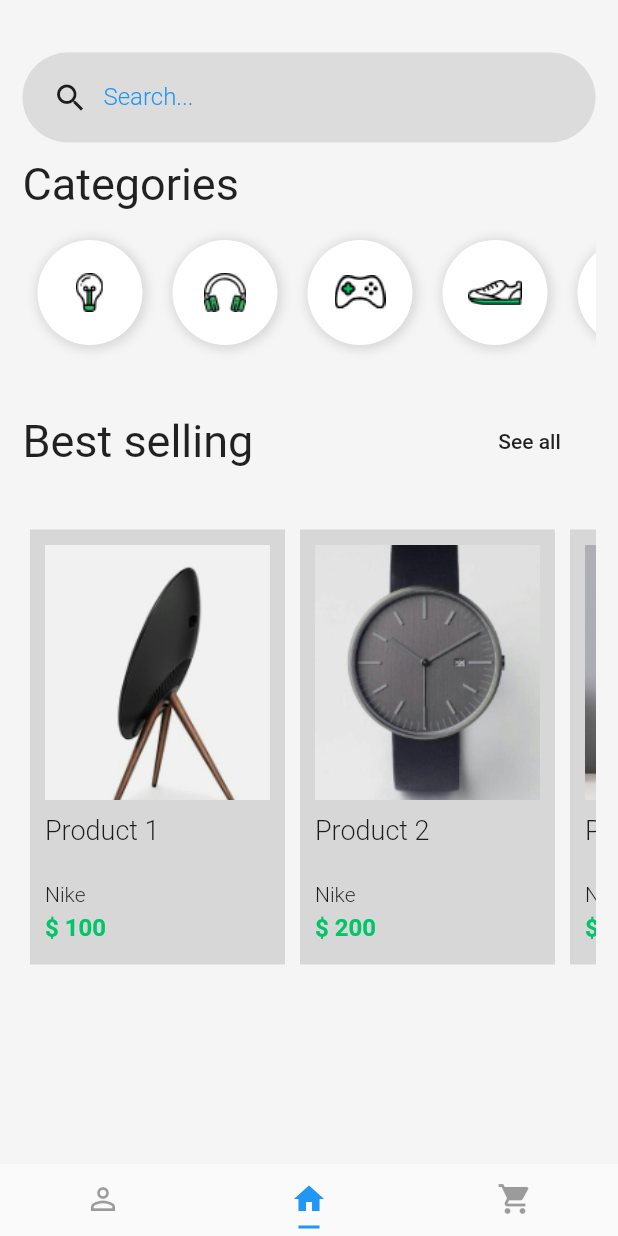
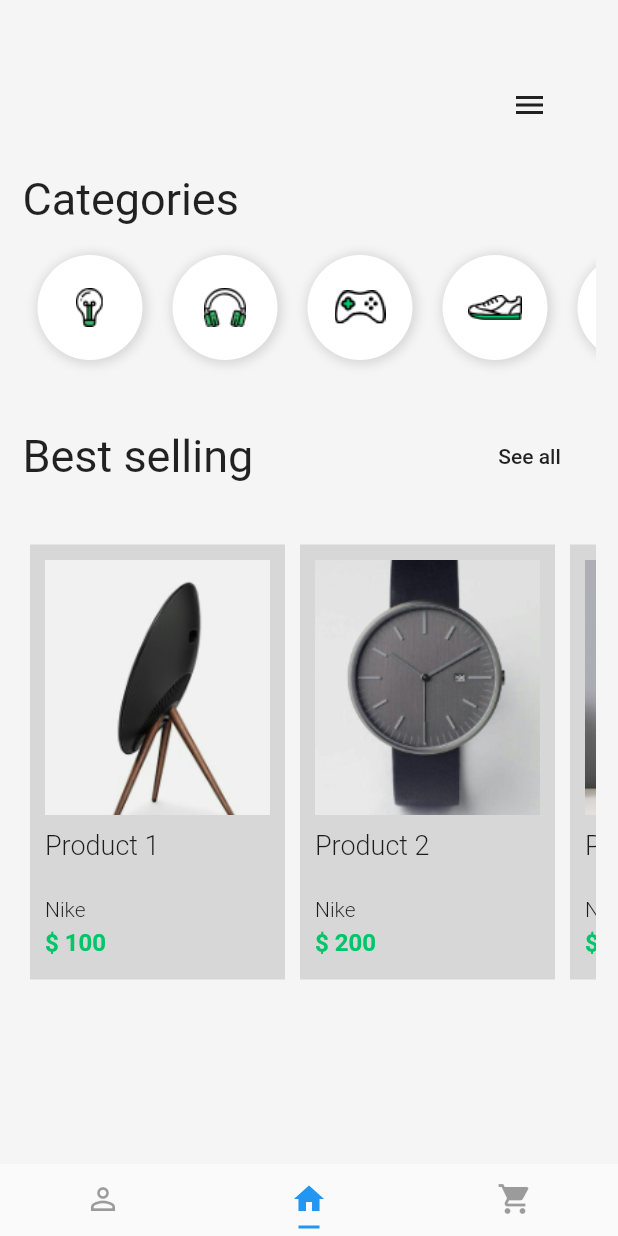
Before and after one commit to ozmartins/flutter-shopping, a Flutter app: the screen it shows after launch, item 2 of the bottom bar chosen, on a phone screen of 412 x 824 dp. Run offline on Flutter 3.47's test engine with Material 2 defaults, Android fonts, the phone set to English and light mode, and no system bars.

Commit message:
Add animation

```diff
--- /dev/null
+++ b/lib/widgets/animated.input.widget.dart
@@ -0,0 +1,73 @@
+// ignore_for_file: prefer_const_constructors
+
+import 'package:flutter/material.dart';
+
+class AnimatedInput extends StatelessWidget {
+  final AnimationController controller;
+  final Animation<Color?> containerColorAnim;
+  final Animation<double> containerOpacityAnim;
+  final Animation<double> containerBorderRadiusAnim;
+  final Animation<double> containerSizeAnim;
+
+  AnimatedInput(this.controller, {Key? key})
+      : containerOpacityAnim = Tween(begin: 0.0, end: 1.0).animate(
+            CurvedAnimation(parent: controller, curve: Interval(0.7, 0.9))),
+        containerSizeAnim = Tween(begin: 60.0, end: 280.0).animate(
+            CurvedAnimation(parent: controller, curve: Interval(0.2, 0.3))),
+        containerBorderRadiusAnim = Tween(begin: 0.0, end: 30.0).animate(
+            CurvedAnimation(parent: controller, curve: Interval(0.25, 0.4))),
+        containerColorAnim =
+            ColorTween(begin: Colors.white.withOpacity(0), end: Colors.black12)
+                .animate(CurvedAnimation(
+                    parent: controller, curve: Interval(0.0, 0.25))),
+        super(key: key);
+
+  @override
+  Widget build(BuildContext context) {
+    return AnimatedBuilder(
+      builder: _animate,
+      animation: controller,
+    );
+  }
+
+  Widget _animate(context, child) {
+    return Container(
+      height: 60,
+      margin: EdgeInsets.all(5),
+      width: containerSizeAnim.value,
+      child: Opacity(
+        opacity: containerOpacityAnim.value,
+        child: Row(
+          children: [
+            SizedBox(
+              width: 20,
+            ),
+            Icon(Icons.search),
+            SizedBox(
+              width: 20,
+            ),
+            Container(
+              width: 200,
+              child: TextFormField(
+                keyboardType: TextInputType.text,
+                decoration: InputDecoration(
+                    border: InputBorder.none,
+                    labelText: "Search",
+                    labelStyle: TextStyle(
+                      color: Theme.of(context).primaryColor,
+                      fontWeight: FontWeight.w300,
+                      fontSize: 16,
+                    )),
+              ),
+            )
+          ],
+        ),
+      ),
+      decoration: BoxDecoration(
+          color: containerColorAnim.value,
+          borderRadius: BorderRadius.all(
+            Radius.circular(containerBorderRadiusAnim.value),
+          )),
+    );
+  }
+}
--- a/lib/widgets/search-box.widget.dart
+++ b/lib/widgets/search-box.widget.dart
@@ -1,46 +1,54 @@
-// ignore_for_file: prefer_const_constructors
+// ignore_for_file: prefer_const_constructors, deprecated_member_use
 
 import 'package:flutter/material.dart';
+import 'package:shopping/widgets/animated.input.widget.dart';
 
-class SearchBox extends StatelessWidget {
+class SearchBox extends StatefulWidget {
   const SearchBox({Key? key}) : super(key: key);
 
   @override
+  State<SearchBox> createState() => _SearchBoxState();
+}
+
+class _SearchBoxState extends State<SearchBox>
+    with SingleTickerProviderStateMixin {
+  late AnimationController _controller;
+  bool menuOpened = false;
+
+  @override
+  void initState() {
+    super.initState();
+    _controller = AnimationController(
+        vsync: this,
+        duration: Duration(
+          seconds: 1,
+        ));
+  }
+
+  @override
+  void dispose() {
+    _controller.dispose();
+    super.dispose();
+  }
+
+  @override
   Widget build(BuildContext context) {
-    return Container(
-      padding: EdgeInsets.only(left: 20),
-      height: 60,
-      decoration: BoxDecoration(
-        color: Colors.black.withOpacity(0.1),
-        borderRadius: BorderRadius.all(
-          Radius.circular(128),
+    return Row(
+      mainAxisAlignment: MainAxisAlignment.spaceBetween,
+      children: [
+        AnimatedInput(_controller),
+        FlatButton(
+          onPressed: () {
+            !menuOpened ? _controller.forward() : _controller.reverse();
+            menuOpened = !menuOpened;
+          },
+          child: AnimatedIcon(
+            icon: AnimatedIcons.menu_close,
+            progress: _controller,
+            semanticLabel: "Open menu",
+          ),
         ),
-      ),
-      child: Row(
-        children: [
-          Icon(Icons.search),
-          Container(
-            width: 300,
-            padding: EdgeInsets.only(left: 10),
-            child: TextFormField(
-              keyboardType: TextInputType.text,
-              decoration: InputDecoration(
-                border: InputBorder.none,
-                labelText: "Search...",
-                labelStyle: TextStyle(
-                  color: Colors.blue,
-                  fontWeight: FontWeight.w300,
-                  fontSize: 16,
-                ),
-              ),
-              style: TextStyle(
-                fontSize: 20,
-                color: Colors.blue,
-              ),
-            ),
-          ),
-        ],
-      ),
+      ],
     );
   }
 }
```
Also changed, not shown: icon/icon.png (added).
